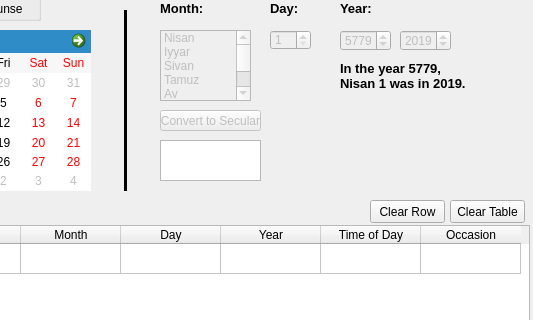
Qt form app_gui.ui (roovyshapiro/HebrewDateReminder) before a commit; both pictures show x 200 to 733 and y 180 to 500 of the 733 by 673 pixel window.
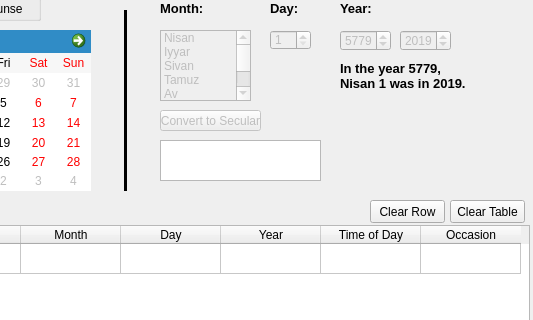
The same form after that commit.

Commit message:
Add convert hebrew date to secular
Added function to check for internet connection.
Convert to secular now actually makes the api call,
converts it to secular, fills out the text box,
fills out the table, puts the secular calendar back to the selection,
toggles back to the secular button.

Changed the name of the class from MyAPP to hebcal_converter

What changed in the file:
```diff
--- a/app_gui.ui
+++ b/app_gui.ui
@@ -552,7 +552,7 @@
      <rect>
       <x>360</x>
       <y>320</y>
-      <width>101</width>
+      <width>161</width>
       <height>41</height>
      </rect>
     </property>
```
The commit also changes 1 other file.
